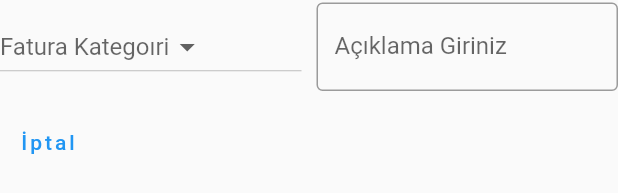
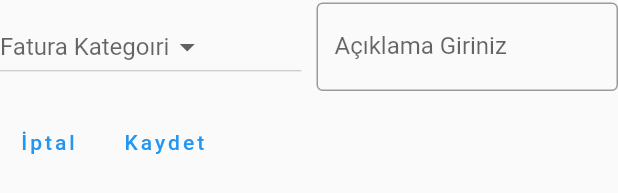
Before and after one commit to gokgorkem/on_muhasebe_ypy, a Flutter app: the YeniFaturaSatislarBody widget shown alone on an empty page, opened directly, on a phone screen of 412 x 824 dp. Shown: the part 188-381 px from the top of the screen. Run offline on Flutter 3.47's test engine with Material 2 defaults, Android fonts, the phone set to English and light mode, and no system bars; our stand-ins replace chopper, dartz, data_connection_checker, equatable, fl_chart, flutter_datetime_picker and 2 more; missing offline and left inert: shared_preferences_web.

Commit message:
Case 32 Update yeni fatura satislar body add kaydet button
Updated yeni fatura satislar body add kaydet button

```diff
--- a/lib/features/yeni_fatura_satislar/presentation/widgets/yeni_fatura_satislar_body.dart
+++ b/lib/features/yeni_fatura_satislar/presentation/widgets/yeni_fatura_satislar_body.dart
@@ -158,6 +158,8 @@ class _YeniFaturaSatislarBodyState extends State<YeniFaturaSatislarBody> {
             Row(
               children: [
                 TextButton(onPressed: () => null, child: Text("İptal")),
+                SizedBox(width: 10),
+                TextButton(onPressed: () => null, child: Text("Kaydet")),
               ],
             )
           ],
```
